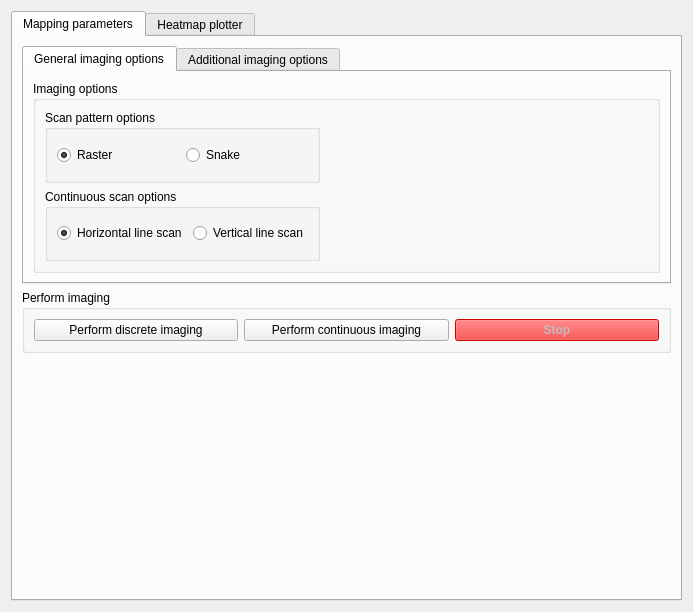
Qt form iris/resources/hilvl_Raman.ui (The-Thomas-Lab-UCL/orm-iris) before a commit.
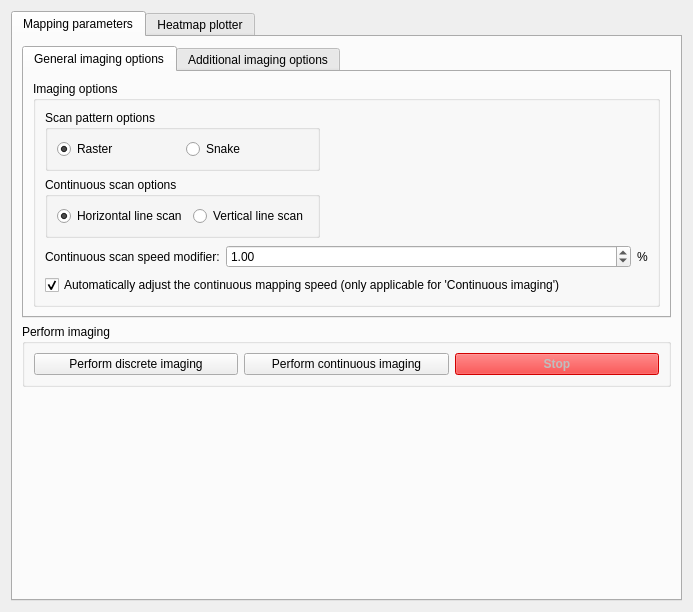
The same form after that commit.

Commit message: Added: functionality to automatically adjust the continuous speed

Diff of the .ui file:
```diff
--- a/iris/resources/hilvl_Raman.ui
+++ b/iris/resources/hilvl_Raman.ui
@@ -49,33 +49,14 @@
                  <layout class="QVBoxLayout" name="verticalLayout_9">
                   <item>
                    <layout class="QGridLayout" name="gridLayout">
-                    <item row="1" column="0">
-                     <widget class="QGroupBox" name="groupbox_scandir">
-                      <property name="title">
-                       <string>Continuous scan options</string>
+                    <item row="3" column="0" colspan="2">
+                     <widget class="QCheckBox" name="chk_contMap_autoAdjustSpeed">
+                      <property name="text">
+                       <string>Automatically adjust the continuous mapping speed (only applicable for 'Continuous imaging')</string>
                       </property>
-                      <layout class="QHBoxLayout" name="horizontalLayout_2">
-                       <item>
-                        <widget class="QRadioButton" name="rb_xdir">
-                         <property name="text">
-                          <string>Horizontal line scan</string>
-                         </property>
-                         <property name="checked">
-                          <bool>true</bool>
-                         </property>
-                        </widget>
-                       </item>
-                       <item>
-                        <widget class="QRadioButton" name="rb_ydir">
-                         <property name="text">
-                          <string>Vertical line scan</string>
-                         </property>
-                         <property name="autoExclusive">
-                          <bool>true</bool>
-                         </property>
-                        </widget>
-                       </item>
-                      </layout>
+                      <property name="checked">
+                       <bool>true</bool>
+                      </property>
                      </widget>
                     </item>
                     <item row="0" column="1">
@@ -117,18 +98,71 @@
                       </layout>
                      </widget>
                     </item>
-                    <item row="1" column="1">
-                     <spacer name="horizontalSpacer_2">
-                      <property name="orientation">
-                       <enum>Qt::Orientation::Horizontal</enum>
+                    <item row="1" column="0">
+                     <widget class="QGroupBox" name="groupbox_scandir">
+                      <property name="title">
+                       <string>Continuous scan options</string>
                       </property>
-                      <property name="sizeHint" stdset="0">
-                       <size>
-                        <width>40</width>
-                        <height>20</height>
-                       </size>
-                      </property>
-                     </spacer>
+                      <layout class="QHBoxLayout" name="horizontalLayout_2">
+                       <item>
+                        <widget class="QRadioButton" name="rb_xdir">
+                         <property name="text">
+                          <string>Horizontal line scan</string>
+                         </property>
+                         <property name="checked">
+                          <bool>true</bool>
+                         </property>
+                        </widget>
+                       </item>
+                       <item>
+                        <widget class="QRadioButton" name="rb_ydir">
+                         <property name="text">
+                          <string>Vertical line scan</string>
+                         </property>
+                         <property name="autoExclusive">
+                          <bool>true</bool>
+                         </property>
+                        </widget>
+                       </item>
+                      </layout>
+                     </widget>
+                    </item>
+                    <item row="2" column="0" colspan="2">
+                     <layout class="QHBoxLayout" name="horizontalLayout">
+                      <item>
+                       <widget class="QLabel" name="label_2">
+                        <property name="sizePolicy">
+                         <sizepolicy hsizetype="Fixed" vsizetype="Preferred">
+                          <horstretch>0</horstretch>
+                          <verstretch>0</verstretch>
+                         </sizepolicy>
+                        </property>
+                        <property name="text">
+                         <string>Continuous scan speed modifier:</string>
+                        </property>
+                       </widget>
+                      </item>
+                      <item>
+                       <widget class="QDoubleSpinBox" name="spin_continuousSpeedMod">
+                        <property name="value">
+                         <double>1.000000000000000</double>
+                        </property>
+                       </widget>
+                      </item>
+                      <item>
+                       <widget class="QLabel" name="label_3">
+                        <property name="sizePolicy">
+                         <sizepolicy hsizetype="Fixed" vsizetype="Preferred">
+                          <horstretch>0</horstretch>
+                          <verstretch>0</verstretch>
+                         </sizepolicy>
+                        </property>
+                        <property name="text">
+                         <string>%</string>
+                        </property>
+                       </widget>
+                      </item>
+                     </layout>
                     </item>
                    </layout>
                   </item>
```
The commit also changes 3 other files.
